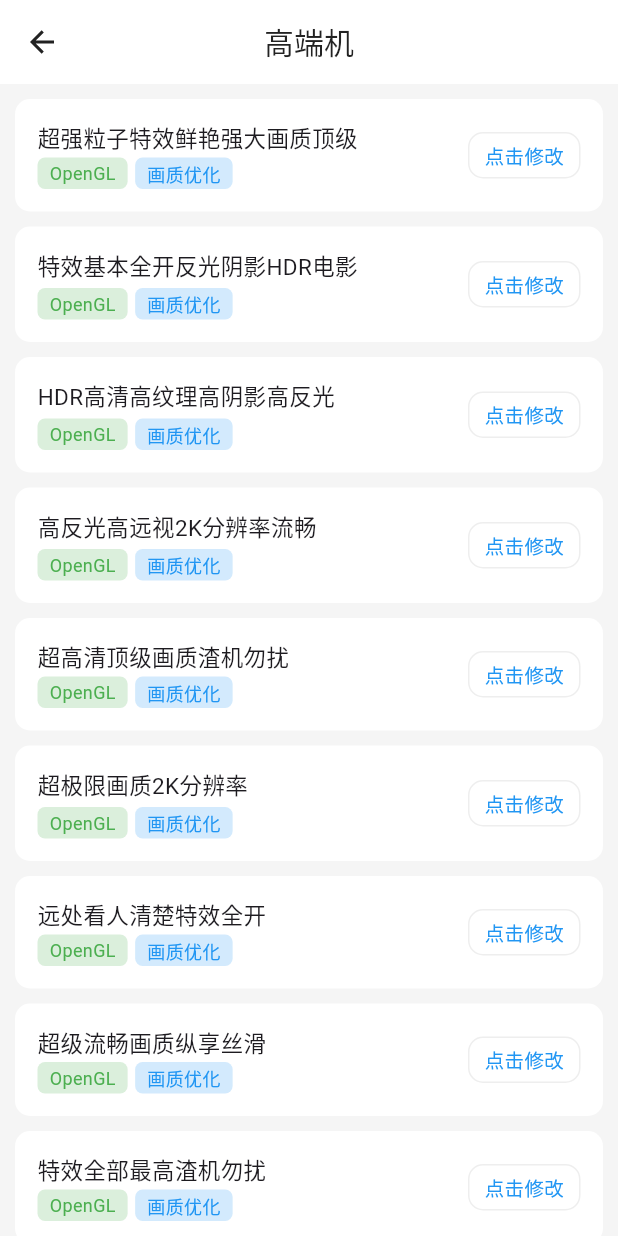
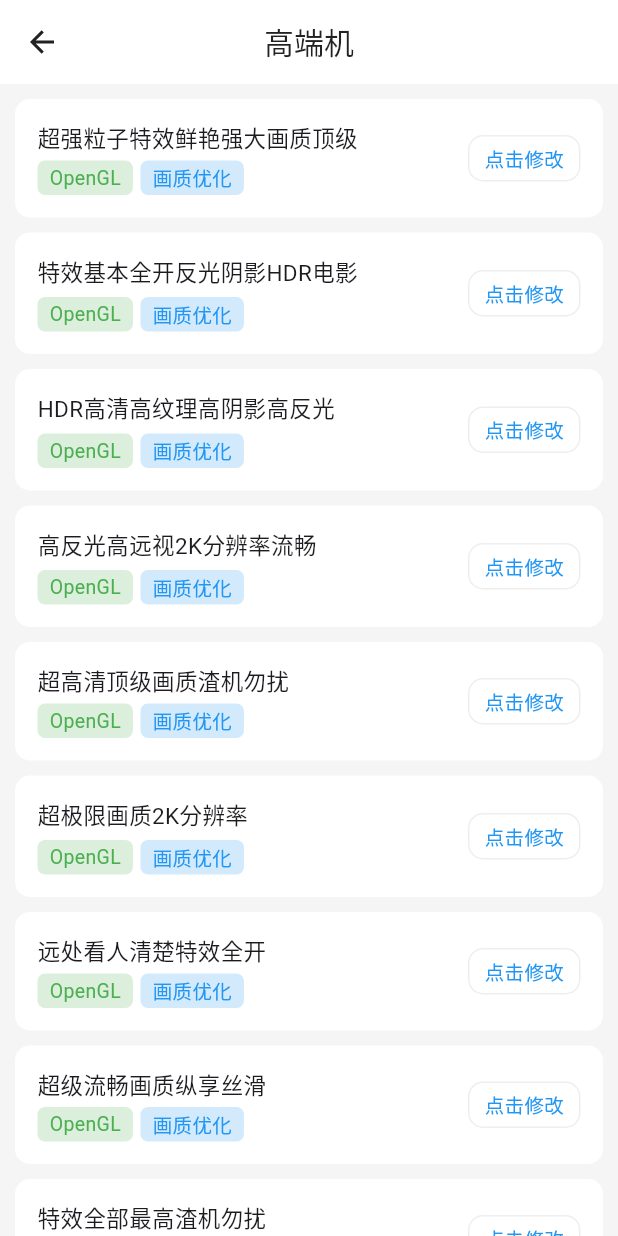
Before and after one commit to shinexoh/pubg-hzx, a Flutter app: the screen it shows after launch, after a tap on an icon or button, on a phone screen of 412 x 824 dp. Run offline on Flutter 3.47's test engine with Material 2 defaults, Android fonts, the phone set to English and light mode, and no system bars; drawn by our look-alikes of oktoast; our stand-ins replace battery_plus, device_info_plus, get, remixicon, transparent_image.

Commit message:
完善新界面和功能

```diff
--- a/lib/config/function_config.dart
+++ b/lib/config/function_config.dart
@@ -3,8 +3,6 @@ class FunctionConfig {
   static const List quickData = [
     '渣机画质',
     '流畅画质',
-    '均衡画质',
-    '高清画质',
     'HDR高清画质',
     '超高清画质',
     '8P原生画质',
@@ -36,10 +34,17 @@ class FunctionConfig {
   static const List restoreData = ['重置画质', '重置音质'];
 
   ///多样化修改
-  static const List diversifyData = ['专属修改', '一键修改'];
+  static const List diversifyData = [
+    {'title': '专属修改', 'subtitle': '更加多样化的画质修改'},
+    {'title': '高优化修改', 'subtitle': '更多精心优化的画质修改'},
+  ];
 
   ///机型修改
-  static const List modelData = ['低端机', '中端机', '高端机'];
+  static const List modelData = [
+    {'title': '低端机', 'subtitle': '专门针对低端机的画质修改'},
+    {'title': '中端机', 'subtitle': '专门针对中端机的画质修改'},
+    {'title': '高端机', 'subtitle': '专门针对高端机的画质修改'},
+  ];
 
   ///专属修改
   static const List exclusive = [
--- a/lib/page/fun_page.dart
+++ b/lib/page/fun_page.dart
@@ -1,16 +1,14 @@
 import 'package:flutter/material.dart';
+import 'package:remixicon/remixicon.dart';
+import 'package:transparent_image/transparent_image.dart';
+import 'package:get/get.dart';
 
 import 'package:huazhixia/config/config.dart';
 import 'package:huazhixia/widgets/widgets.dart';
 
-class FunPage extends StatefulWidget {
+class FunPage extends StatelessWidget {
   const FunPage({super.key});
 
-  @override
-  State<FunPage> createState() => _FunPageState();
-}
-
-class _FunPageState extends State<FunPage> {
   @override
   Widget build(BuildContext context) {
     return Scaffold(
@@ -38,10 +36,110 @@ class _FunPageState extends State<FunPage> {
   }
 
   Widget diversifyBar() {
-    return Container();
+    return Padding(
+        padding: const EdgeInsets.only(top: 20),
+        child: Column(
+          children: List.generate(FunctionConfig.diversifyData.length, (index) {
+            return OnInk(
+              color: Colors.white,
+              borderRadius: BorderRadius.circular(10),
+              margin: EdgeInsets.only(
+                left: 10,
+                right: 10,
+                bottom: index == 0 ? 10 : 0,
+              ),
+              padding: const EdgeInsets.all(15),
+              onTap: () => onDiversify(index),
+              child: Row(
+                children: [
+                  FadeInImage(
+                      height: 45,
+                      width: 45,
+                      fadeInDuration: const Duration(milliseconds: 120),
+                      placeholder: MemoryImage(kTransparentImage),
+                      image: const AssetImage(AssetsConfig.fun4)),
+                  const SizedBox(width: 10),
+                  Column(
+                      crossAxisAlignment: CrossAxisAlignment.start,
+                      children: [
+                        Text(FunctionConfig.diversifyData[index]['title'],
+                            style: const TextStyle(fontSize: 15)),
+                        Text(FunctionConfig.diversifyData[index]['subtitle'],
+                            style: const TextStyle(
+                                color: Colors.blue,
+                                fontSize: 12,
+                                fontStyle: FontStyle.italic)),
+                      ]),
+                  const Spacer(),
+                  const Icon(Remix.arrow_right_s_line,
+                      color: Colors.grey, size: 20),
+                ],
+              ),
+            );
+          }),
+        ));
   }
 
   Widget modelBar() {
-    return Container();
+    return Padding(
+        padding: const EdgeInsets.only(top: 10),
+        child: Column(
+          children: List.generate(FunctionConfig.modelData.length, (index) {
+            return OnInk(
+              color: Colors.white,
+              borderRadius: BorderRadius.circular(10),
+              margin: EdgeInsets.only(
+                left: 10,
+                right: 10,
+                bottom: index <= 1 ? 10 : 0,
+              ),
+              padding: const EdgeInsets.all(15),
+              onTap: () => onModel(index),
+              child: Row(
+                children: [
+                  FadeInImage(
+                      height: 45,
+                      width: 45,
+                      fadeInDuration: const Duration(milliseconds: 120),
+                      placeholder: MemoryImage(kTransparentImage),
+                      image: const AssetImage(AssetsConfig.fun5)),
+                  const SizedBox(width: 10),
+                  Column(
+                      crossAxisAlignment: CrossAxisAlignment.start,
+                      children: [
+                        Text(FunctionConfig.modelData[index]['title'],
+                            style: const TextStyle(fontSize: 15)),
+                        Text(FunctionConfig.modelData[index]['subtitle'],
+                            style: const TextStyle(
+                                color: Colors.blue,
+                                fontSize: 12,
+                                fontStyle: FontStyle.italic)),
+                      ]),
+                  const Spacer(),
+                  const Icon(Remix.arrow_right_s_line,
+                      color: Colors.grey, size: 20),
+                ],
+              ),
+            );
+          }),
+        ));
+  }
+
+  void onDiversify(int index) {
+    index == 0 ? Get.toNamed('/exclusive') : Get.toNamed('/highopti');
+  }
+
+  void onModel(int index) {
+    switch (index) {
+      case 0:
+        Get.toNamed('/lowmodel');
+        break;
+      case 1:
+        Get.toNamed('/mediummodel');
+        break;
+      case 2:
+        Get.toNamed('/highmodel');
+        break;
+    }
   }
 }
--- a/lib/page/home_page.dart
+++ b/lib/page/home_page.dart
@@ -143,13 +143,12 @@ class _HomePageState extends State<HomePage> {
             mainAxisAlignment: MainAxisAlignment.spaceBetween,
             children: [
               Row(children: [
-                ClipOval(
-                    child: FadeInImage(
-                        height: 42,
-                        width: 42,
+                FadeInImage(
+                    height: 46,
+                    width: 46,
                     fadeInDuration: const Duration(milliseconds: 120),
                     placeholder: MemoryImage(kTransparentImage),
-                        image: const AssetImage(AssetsConfig.fun1))),
+                    image: const AssetImage(AssetsConfig.fun1)),
                 const SizedBox(width: 10),
                 Column(
                   crossAxisAlignment: CrossAxisAlignment.start,
@@ -211,13 +210,12 @@ class _HomePageState extends State<HomePage> {
             mainAxisAlignment: MainAxisAlignment.spaceBetween,
             children: [
               Row(children: [
-                ClipOval(
-                    child: FadeInImage(
-                        height: 42,
-                        width: 42,
+                FadeInImage(
+                    height: 45,
+                    width: 45,
                     fadeInDuration: const Duration(milliseconds: 120),
                     placeholder: MemoryImage(kTransparentImage),
-                        image: const AssetImage(AssetsConfig.fun2))),
+                    image: const AssetImage(AssetsConfig.fun2)),
                 const SizedBox(width: 10),
                 Column(
                   crossAxisAlignment: CrossAxisAlignment.start,
@@ -279,13 +277,12 @@ class _HomePageState extends State<HomePage> {
             mainAxisAlignment: MainAxisAlignment.spaceBetween,
             children: [
               Row(children: [
-                ClipOval(
-                    child: FadeInImage(
-                        height: 42,
-                        width: 42,
+                FadeInImage(
+                    height: 45,
+                    width: 45,
                     fadeInDuration: const Duration(milliseconds: 120),
                     placeholder: MemoryImage(kTransparentImage),
-                        image: const AssetImage(AssetsConfig.fun3))),
+                    image: const AssetImage(AssetsConfig.fun3)),
                 const SizedBox(width: 10),
                 Column(
                   crossAxisAlignment: CrossAxisAlignment.start,
--- a/lib/widgets/use_button.dart
+++ b/lib/widgets/use_button.dart
@@ -29,7 +29,7 @@ class UseButton extends StatelessWidget {
             crossAxisAlignment: CrossAxisAlignment.start,
             children: [
               Text(title, style: const TextStyle(fontSize: 15)),
-              const SizedBox(height: 3),
+              const SizedBox(height: 5),
               Row(children: [
                 Container(
                     padding:
@@ -38,7 +38,7 @@ class UseButton extends StatelessWidget {
                         color: Colors.green.withOpacity(0.2),
                         borderRadius: BorderRadius.circular(5)),
                     child: const Text('OpenGL',
-                        style: TextStyle(color: Colors.green, fontSize: 12))),
+                        style: TextStyle(color: Colors.green, fontSize: 13))),
                 const SizedBox(width: 5),
                 Container(
                     padding:
@@ -47,7 +47,7 @@ class UseButton extends StatelessWidget {
                         color: Colors.blue.withOpacity(0.2),
                         borderRadius: BorderRadius.circular(5)),
                     child: const Text('画质优化',
-                        style: TextStyle(color: Colors.blue, fontSize: 12))),
+                        style: TextStyle(color: Colors.blue, fontSize: 13))),
               ])
             ],
           ),
--- a/pubspec.yaml
+++ b/pubspec.yaml
@@ -16,8 +16,8 @@ dependencies:
   remixicon: ^1.0.0
   oktoast: ^3.3.1
   transparent_image: ^2.0.1
-  device_info_plus: ^8.2.2
-  battery_plus: ^3.0.6
+  device_info_plus: ^9.0.0
+  battery_plus: ^4.0.0
 
 dev_dependencies:
   flutter_test:
```
Also changed, not shown: assets/icon/fun1.png, assets/icon/fun2.png, assets/icon/fun3.png, assets/icon/fun4.png, assets/icon/fun5.png, pubspec.lock. Lines whose indentation alone changed are shown as unchanged.
